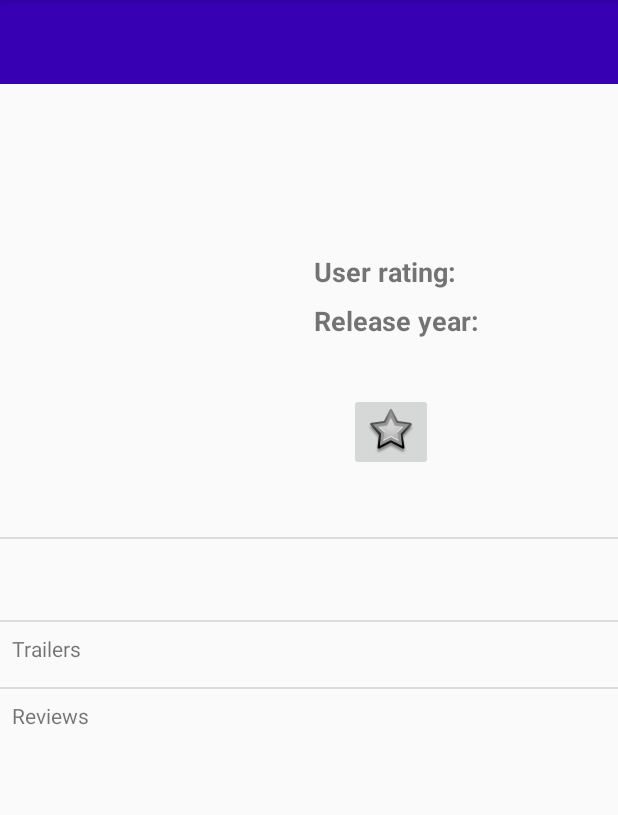
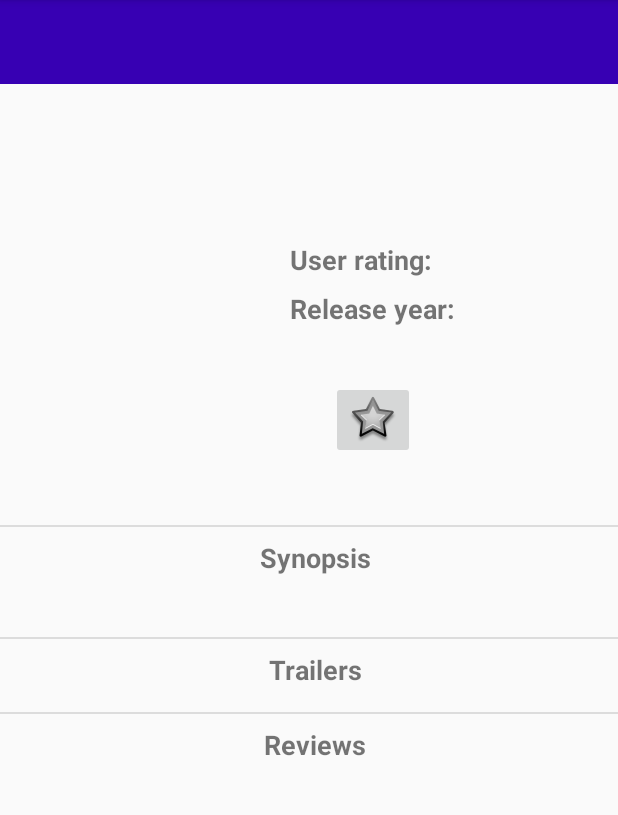
Before and after one commit to evmag/popular-movies, an Android app: the MovieDetail screen opened directly, with no data from a screen before it, on a phone screen of 412 x 824 dp, the part 84-899 px from its top. Run offline under Robolectric (Android 15) with nearby library versions, the phone set to English and light mode, and no system bars; our stand-ins replace Picasso; pictures from the network do not load.

Commit message:
- Cleanup layouts - Update README.md

```diff
--- a/app/src/main/java/com/github/evmag/popularmoviespt/adapters/ReviewsAdapter.java
+++ b/app/src/main/java/com/github/evmag/popularmoviespt/adapters/ReviewsAdapter.java
@@ -28,6 +28,10 @@ public class ReviewsAdapter extends RecyclerView.Adapter<ReviewsAdapter.ReviewsV
     public void onBindViewHolder(@NonNull ReviewsViewHolder holder, int position) {
         holder.mAuthor.setText(mAuthors.get(position));
         holder.mContent.setText(mContents.get(position));
+
+        if (position == 0) {
+            holder.mDivider.setVisibility(View.INVISIBLE);
+        }
     }
 
     @Override
@@ -44,11 +48,13 @@ public class ReviewsAdapter extends RecyclerView.Adapter<ReviewsAdapter.ReviewsV
     class ReviewsViewHolder extends RecyclerView.ViewHolder {
         TextView mAuthor;
         TextView mContent;
+        View mDivider;
 
         public ReviewsViewHolder(@NonNull View itemView) {
             super(itemView);
             mAuthor = itemView.findViewById(R.id.tv_author);
             mContent = itemView.findViewById(R.id.tv_content);
+            mDivider = itemView.findViewById(R.id.divider_review_item);
         }
     }
 }
--- a/app/src/main/java/com/github/evmag/popularmoviespt/adapters/TrailersAdapter.java
+++ b/app/src/main/java/com/github/evmag/popularmoviespt/adapters/TrailersAdapter.java
@@ -32,6 +32,9 @@ public class TrailersAdapter extends RecyclerView.Adapter<TrailersAdapter.Traile
     @Override
     public void onBindViewHolder(@NonNull TrailersViewHolder holder, int position) {
         holder.mTrailerName.setText(mTrailerNames.get(position));
+        if (position == 0) {
+            holder.mDivider.setVisibility(View.INVISIBLE);
+        }
     }
 
     @Override
@@ -51,10 +54,12 @@ public class TrailersAdapter extends RecyclerView.Adapter<TrailersAdapter.Traile
 
     class TrailersViewHolder extends RecyclerView.ViewHolder implements View.OnClickListener{
         TextView mTrailerName;
+        View mDivider;
 
         public TrailersViewHolder(@NonNull View itemView) {
             super(itemView);
             mTrailerName = itemView.findViewById(R.id.tv_trailer);
+            mDivider = itemView.findViewById(R.id.divider_trailer_item);
             itemView.setOnClickListener(this);
         }
 
--- a/app/src/main/res/layout/activity_main.xml
+++ b/app/src/main/res/layout/activity_main.xml
@@ -11,6 +11,7 @@
         android:layout_height="match_parent"
         android:background="@android:color/background_dark"
         android:scrollbars="vertical"/>
+
     <ProgressBar
         android:id="@+id/pb_loading"
         android:layout_width="@dimen/progress_bar_dimen"
--- a/app/src/main/res/layout/activity_movie_detail.xml
+++ b/app/src/main/res/layout/activity_movie_detail.xml
@@ -33,9 +33,6 @@
                 android:id="@+id/iv_movie_poster"
                 android:layout_width="@dimen/thumbnail_width"
                 android:layout_height="@dimen/thumbnail_height"
-                android:layout_marginStart="8dp"
-                android:layout_marginLeft="8dp"
-                android:layout_marginTop="8dp"
                 android:contentDescription="@string/movie_thumbnail"
                 android:padding="@dimen/padding"
                 app:layout_constraintStart_toStartOf="parent"
@@ -44,13 +41,8 @@
 
             <TextView
                 android:id="@+id/textView"
-                android:layout_width="wrap_content"
-                android:layout_height="wrap_content"
-                android:layout_marginStart="16dp"
-                android:layout_marginLeft="16dp"
+                style="@style/MovieDetailText.Label"
                 android:text="@string/user_rating"
-                android:textSize="@dimen/text_size_medium"
-                android:textStyle="bold"
                 app:layout_constraintBottom_toBottomOf="@+id/iv_movie_poster"
                 app:layout_constraintStart_toEndOf="@+id/iv_movie_poster"
                 app:layout_constraintTop_toTopOf="@+id/iv_movie_poster"
@@ -58,33 +50,22 @@
 
             <TextView
                 android:id="@+id/tv_user_rating"
-                android:layout_width="wrap_content"
-                android:layout_height="wrap_content"
-                android:layout_marginStart="8dp"
-                android:layout_marginLeft="8dp"
-                android:textSize="@dimen/text_size_medium"
+                style="@style/MovieDetailText.Content"
                 app:layout_constraintStart_toEndOf="@+id/textView"
                 app:layout_constraintTop_toTopOf="@+id/textView"
                 tools:text="7.50" />
 
             <TextView
                 android:id="@+id/textView2"
-                android:layout_width="wrap_content"
-                android:layout_height="wrap_content"
-                android:layout_marginTop="8dp"
+                style="@style/MovieDetailText.Label"
+                android:layout_marginTop="@dimen/top_margins"
                 android:text="@string/release_year"
-                android:textSize="@dimen/text_size_medium"
-                android:textStyle="bold"
                 app:layout_constraintStart_toStartOf="@+id/textView"
                 app:layout_constraintTop_toBottomOf="@+id/textView" />
 
             <TextView
                 android:id="@+id/tv_release_year"
-                android:layout_width="wrap_content"
-                android:layout_height="wrap_content"
-                android:layout_marginStart="8dp"
-                android:layout_marginLeft="8dp"
-                android:textSize="@dimen/text_size_medium"
+                style="@style/MovieDetailText.Content"
                 app:layout_constraintStart_toEndOf="@+id/textView2"
                 app:layout_constraintTop_toTopOf="@id/textView2"
                 tools:text="2020" />
@@ -95,17 +76,23 @@
                 android:layout_height="1dp"
                 android:background="?android:attr/listDivider"
                 app:layout_constraintTop_toBottomOf="@+id/iv_movie_poster"
-                android:layout_marginTop="8dp"/>
+                android:layout_marginTop="@dimen/top_margins"/>
+
+            <TextView
+                android:id="@+id/textView5"
+                style="@style/MovieDetailText.Label"
+                android:layout_marginTop="@dimen/top_margins"
+                app:layout_constraintEnd_toEndOf="parent"
+                app:layout_constraintStart_toStartOf="parent"
+                app:layout_constraintTop_toBottomOf="@+id/divider"
+                android:text="@string/synopsis"/>
 
             <TextView
                 android:id="@+id/tv_plot_synopsis"
-                android:layout_width="wrap_content"
-                android:layout_height="wrap_content"
-                android:layout_marginTop="8dp"
-                android:padding="@dimen/padding"
-                android:textSize="@dimen/text_size_small"
-                app:layout_constraintStart_toStartOf="@+id/iv_movie_poster"
-                app:layout_constraintTop_toBottomOf="@+id/divider"
+                style="@style/MovieDetailText.Content"
+                android:layout_marginTop="@dimen/top_margins"
+                app:layout_constraintStart_toStartOf="parent"
+                app:layout_constraintTop_toBottomOf="@+id/textView5"
                 tools:text="Synopsis" />
 
             <View
@@ -114,15 +101,15 @@
                 android:layout_height="1dp"
                 android:background="?android:attr/listDivider"
                 app:layout_constraintTop_toBottomOf="@+id/tv_plot_synopsis"
-                android:layout_marginTop="8dp"/>
+                android:layout_marginTop="@dimen/top_margins"/>
 
             <TextView
                 android:id="@+id/textView3"
-                android:layout_width="wrap_content"
-                android:layout_height="wrap_content"
-                android:layout_marginTop="8dp"
-                android:text="Trailers"
-                app:layout_constraintStart_toStartOf="@+id/tv_plot_synopsis"
+                style="@style/MovieDetailText.Label"
+                android:layout_marginTop="@dimen/top_margins"
+                android:text="@string/trailers"
+                app:layout_constraintEnd_toEndOf="parent"
+                app:layout_constraintStart_toStartOf="parent"
                 app:layout_constraintTop_toBottomOf="@+id/divider_trailers" />
 
             <androidx.recyclerview.widget.RecyclerView
@@ -131,7 +118,7 @@
                 android:layout_height="match_parent"
                 app:layout_constraintStart_toStartOf="@+id/tv_plot_synopsis"
                 app:layout_constraintTop_toBottomOf="@+id/textView3"
-                android:layout_marginTop="8dp"/>
+                android:layout_marginTop="@dimen/top_margins"/>
 
             <View
                 android:id="@+id/divider_reviews"
@@ -139,15 +126,15 @@
                 android:layout_height="1dp"
                 android:background="?android:attr/listDivider"
                 app:layout_constraintTop_toBottomOf="@+id/rv_trailers"
-                android:layout_marginTop="8dp"/>
+                android:layout_marginTop="@dimen/top_margins"/>
 
             <TextView
                 android:id="@+id/textView4"
-                android:layout_width="wrap_content"
-                android:layout_height="wrap_content"
-                android:layout_marginTop="8dp"
-                android:text="Reviews"
-                app:layout_constraintStart_toStartOf="@+id/tv_plot_synopsis"
+                style="@style/MovieDetailText.Label"
+                android:layout_marginTop="@dimen/top_margins"
+                android:text="@string/reviews"
+                app:layout_constraintEnd_toEndOf="parent"
+                app:layout_constraintStart_toStartOf="parent"
                 app:layout_constraintTop_toBottomOf="@+id/divider_reviews" />
 
             <androidx.recyclerview.widget.RecyclerView
@@ -168,7 +155,8 @@
                 app:layout_constraintEnd_toEndOf="@+id/tv_release_year"
                 app:layout_constraintStart_toEndOf="@+id/iv_movie_poster"
                 app:layout_constraintTop_toBottomOf="@+id/textView2"
-                app:srcCompat="@android:drawable/star_big_off" />
+                app:srcCompat="@android:drawable/star_big_off"
+                android:contentDescription="@string/toggle_favorite_movie"/>
 
         </androidx.constraintlayout.widget.ConstraintLayout>
 
--- a/app/src/main/res/values/dimens.xml
+++ b/app/src/main/res/values/dimens.xml
@@ -1,6 +1,7 @@
 <?xml version="1.0" encoding="utf-8"?>
 <resources>
     <dimen name="padding">8dp</dimen>
+    <dimen name="top_margins">8dp</dimen>
     <dimen name="progress_bar_dimen">48dp</dimen>
 
     <dimen name="thumbnail_width">185dp</dimen>
--- a/app/src/main/res/values/strings.xml
+++ b/app/src/main/res/values/strings.xml
@@ -1,6 +1,6 @@
 <resources>
     <string name="app_name">Popular Movies</string>
-    <string name="movie_thumbnail">Movie thumbnail</string>
+    <string name="movie_thumbnail">Movie thumbnail.</string>
 
 <!--    Main activity-->
     <string name="error_connection">ERROR: Could not load movie data from the server. Please check your internet connection and try again.</string>
@@ -8,6 +8,11 @@
 <!--    Detail activity-->
     <string name="user_rating">User rating:</string>
     <string name="release_year">Release year:</string>
+    <string name="toggle_favorite_movie">Toggle favorite movie.</string>
+    <string name="synopsis">Synopsis</string>
+    <string name="reviews">Reviews</string>
+    <string name="trailers">Trailers</string>
+    <string name="play_trailer">Play trailer.</string>
 
 <!--    Options menu-->
     <string name="menu_sort_by_rating">Sort by rating</string>
@@ -15,4 +20,6 @@
     <string name="menu_refresh">Refresh</string>
     <string name="menu_favorite_movies">Favorite Movies</string>
 
+
+
 </resources>
--- a/app/src/main/res/values/styles.xml
+++ b/app/src/main/res/values/styles.xml
@@ -8,4 +8,35 @@
         <item name="colorAccent">@color/colorAccent</item>
     </style>
 
+    <style name="ListItem">
+        <item name="android:layout_width">wrap_content</item>
+        <item name="android:layout_height">wrap_content</item>
+        <item name="android:padding">8dp</item>
+    </style>
+
+    <style name="ListItem.TrailerTitle" parent="ListItem">
+        <item name="android:textSize">@dimen/text_size_medium</item>
+    </style>
+
+    <style name="ListItem.ReviewAuthor" parent="ListItem">
+        <item name="android:textSize">@dimen/text_size_medium</item>
+        <item name="android:textStyle">bold</item>
+    </style>
+    <style name="ListItem.ReviewContent" parent="ListItem">
+        <item name="android:textSize">@dimen/text_size_small</item>
+    </style>
+
+    <style name="MovieDetailText">
+        <item name="android:layout_width">wrap_content</item>
+        <item name="android:layout_height">wrap_content</item>
+        <item name="android:paddingStart">8dp</item>
+        <item name="android:paddingLeft">8dp</item>
+        <item name="android:textSize">@dimen/text_size_medium</item>
+    </style>
+    <style name="MovieDetailText.Label" parent="MovieDetailText">
+        <item name="android:textStyle">bold</item>
+
+    </style>
+    <style name="MovieDetailText.Content" parent="MovieDetailText"></style>
+
 </resources>
```
Also changed, not shown: app/src/main/res/layout/review_item.xml (+14 -11 lines), app/src/main/res/layout/trailer_item.xml (+16 -11 lines), 6 other files.
